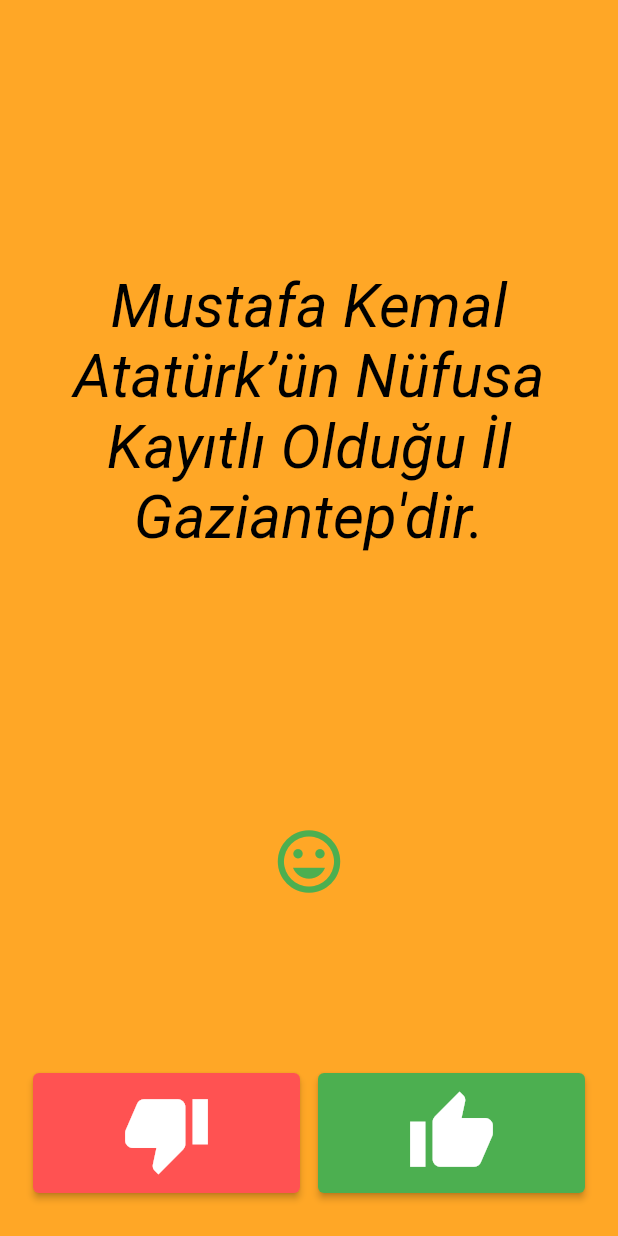
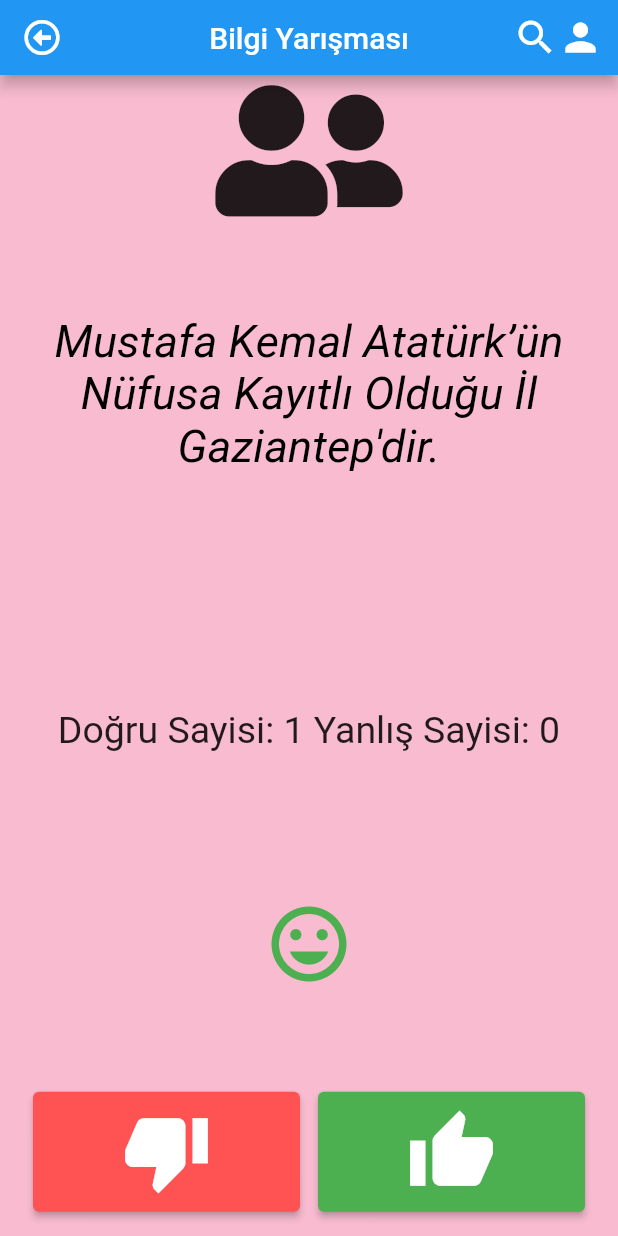
Before and after one commit to sekercih/true_false_application, a Flutter app: the screen it shows after launch, after a tap on the "thumb down" icon, on a phone screen of 412 x 824 dp. Run offline on Flutter 3.47's test engine with Material 2 defaults, Android fonts, the phone set to English and light mode, and no system bars; our stand-ins replace font_awesome_flutter.

Commit message:
add counter

```diff
--- a/lib/constants.dart
+++ b/lib/constants.dart
@@ -1,13 +1,13 @@
 import 'package:flutter/material.dart';
 
-const Icon dogruIcon = Icon(
+Icon dogruIcon = Icon(
   Icons.mood,
-  size: 50,
+  size: 60,
   color: Colors.green,
 );
 
-const Icon yanlisIcon = Icon(
+Icon yanlisIcon = Icon(
   Icons.mood_bad,
   color: Colors.red,
-  size: 50,
+  size: 60,
 );
--- a/lib/main.dart
+++ b/lib/main.dart
@@ -1,22 +1,34 @@
+import 'dart:ui';
+
 import 'package:flutter/material.dart';
 
+import 'package:true_false_application/services/karar_servis.dart';
+import 'package:true_false_application/widgets/center_icon.dart';
+import 'package:true_false_application/widgets/siralama_yap.dart';
+
 import 'package:true_false_application/soru_verileri.dart';
-import 'constants.dart';
+import 'package:true_false_application/widgets/sonuc.dart';
 
 void main() => runApp(BilgiTesti());
 
 class BilgiTesti extends StatelessWidget {
+  double _padding = 10.0;
+
   @override
   Widget build(BuildContext context) {
     return MaterialApp(
-        debugShowCheckedModeBanner: false,
-        home: Scaffold(
-            backgroundColor: Colors.orange[400],
-            body: SafeArea(
-                child: Padding(
-              padding: EdgeInsets.symmetric(horizontal: 10.0),
-              child: SoruSayfasi(),
-            ))));
+      debugShowCheckedModeBanner: false,
+      home: Scaffold(
+        appBar: SiralamaYap(),
+        backgroundColor: Colors.pink[100],
+        body: SafeArea(
+          child: Padding(
+            padding: EdgeInsets.symmetric(horizontal: _padding),
+            child: SoruSayfasi(),
+          ),
+        ),
+      ),
+    );
   }
 }
 
@@ -26,7 +38,9 @@ class SoruSayfasi extends StatefulWidget {
 }
 
 class _SoruSayfasiState extends State<SoruSayfasi> {
-  List<Widget> karar = [];
+  List<Icon> karar = [];
+  int dogruSayisi = 0;
+  int yanlisSayisi = 0;
 
   SoruVeri test_1 = SoruVeri();
   void butonFonksiyon(bool secilenButton) {
@@ -37,18 +51,29 @@ class _SoruSayfasiState extends State<SoruSayfasi> {
         builder: (BuildContext context) {
           // return object of type Dialog
           return AlertDialog(
-            title: new Text("TEBRİKLER TESTİ BİTİRDİNİZ."),
+            title: Column(
+              children: [
+                const Text("TEBRİKLER TESTİ BİTİRDİNİZ."),
+                const SizedBox(height: 10),
+                Sonuc(
+                    fontSize: 20.0,
+                    dogruSayisi: dogruSayisi,
+                    yanlisSayisi: yanlisSayisi)
+              ],
+            ),
             //content: new Text("Alert Dialog body"),
             actions: <Widget>[
               // usually buttons at the bottom of the dialog
               TextButton(
-                child: Text("BAŞLANGICA DÖNÜN"),
+                child: const Text("BAŞLANGICA DÖNÜN"),
                 onPressed: () {
                   Navigator.of(context).pop();
 
                   setState(() {
                     karar = [];
                     test_1.testRest();
+                    dogruSayisi = 0;
+                    yanlisSayisi = 0;
                   });
                 },
               ),
@@ -59,9 +84,16 @@ class _SoruSayfasiState extends State<SoruSayfasi> {
     } else {
       setState(
         () {
-          test_1.getSoruCevaplar() == secilenButton
-              ? karar.add(dogruIcon)
-              : karar.add(yanlisIcon);
+          double size = karar.length > 6 ? 40.0 : 60.0;
+          bool isTrue = test_1.getSoruCevaplar() == secilenButton;
+          Icon resultIcon = KararServis.setIcon(size, isTrue);
+          karar = KararServis.setIconList(karar, karar.length);
+          karar.add(resultIcon);
+          // test_1.getSoruCevaplar() == secilenButton
+          //     ? karar.add(dogruIcon)
+          //     : karar.add(yanlisIcon);
+          dogruSayisi = isTrue ? ++dogruSayisi : dogruSayisi;
+          yanlisSayisi = isTrue ? yanlisSayisi : ++yanlisSayisi;
           test_1.sonrakiSoru();
         },
       );
@@ -74,16 +106,17 @@ class _SoruSayfasiState extends State<SoruSayfasi> {
       mainAxisAlignment: MainAxisAlignment.spaceBetween,
       crossAxisAlignment: CrossAxisAlignment.stretch,
       children: <Widget>[
+        const CenterIcon(),
         Expanded(
-          flex: 4,
+          flex: 2,
           child: Padding(
-            padding: EdgeInsets.all(10.0),
+            padding: const EdgeInsets.all(7.0),
             child: Center(
               child: Text(
                 test_1.getSoruMetni(),
                 textAlign: TextAlign.center,
-                style: TextStyle(
-                  fontSize: 40.0,
+                style: const TextStyle(
+                  fontSize: 30.0,
                   fontStyle: FontStyle.italic,
                   color: Colors.black,
                 ),
@@ -91,6 +124,13 @@ class _SoruSayfasiState extends State<SoruSayfasi> {
             ),
           ),
         ),
+        if (karar.isNotEmpty)
+          Expanded(
+              flex: 2,
+              child: Sonuc(
+                  fontSize: 25.0,
+                  dogruSayisi: dogruSayisi,
+                  yanlisSayisi: yanlisSayisi)),
         Expanded(
           child: Wrap(
             alignment: WrapAlignment.center,
@@ -137,7 +177,7 @@ class _SoruSayfasiState extends State<SoruSayfasi> {
                       style: ElevatedButton.styleFrom(
                           padding: EdgeInsets.all(10),
                           primary: Colors.redAccent),
-                      child: Icon(
+                      child: const Icon(
                         Icons.thumb_down,
                         size: 60.0,
                       ),
@@ -153,7 +193,7 @@ class _SoruSayfasiState extends State<SoruSayfasi> {
                     child: ElevatedButton(
                       style: ElevatedButton.styleFrom(
                           primary: Colors.green, padding: EdgeInsets.all(10)),
-                      child: Icon(
+                      child: const Icon(
                         Icons.thumb_up,
                         size: 60.0,
                       ),
--- /dev/null
+++ b/lib/services/karar_servis.dart
@@ -0,0 +1,22 @@
+import 'package:flutter/material.dart';
+
+class KararServis {
+  static Icon setIcon(double size, bool isTrue) {
+    return Icon(
+      isTrue ? Icons.mood : Icons.mood_bad,
+      color: isTrue ? Colors.green : Colors.red,
+      size: size,
+    );
+  }
+
+  static List<Icon> setIconList(List<Icon> icons, int size) {
+    if (size > 6) {
+      for (var i = 0; i < icons.length; i++) {
+        icons[i] = icons[i].color == Colors.green
+            ? setIcon(40, true)
+            : setIcon(40, false);
+      }
+    }
+    return icons;
+  }
+}
--- /dev/null
+++ b/lib/widgets/center_icon.dart
@@ -0,0 +1,18 @@
+import 'package:flutter/material.dart';
+import 'package:font_awesome_flutter/font_awesome_flutter.dart';
+
+class CenterIcon extends StatelessWidget {
+  const CenterIcon({
+    Key? key,
+  }) : super(key: key);
+
+  @override
+  Widget build(BuildContext context) {
+    return const Center(
+      child: FaIcon(
+        FontAwesomeIcons.userFriends,
+        size: 100,
+      ),
+    );
+  }
+}
--- /dev/null
+++ b/lib/widgets/siralama_yap.dart
@@ -0,0 +1,36 @@
+import 'package:flutter/material.dart';
+import 'package:font_awesome_flutter/font_awesome_flutter.dart';
+
+class SiralamaYap extends StatelessWidget implements PreferredSizeWidget {
+  const SiralamaYap({Key? key}) : super(key: key);
+
+  @override
+  AppBar build(BuildContext context) {
+    return AppBar(
+      title: const Text("Bilgi Yarışması"),
+      centerTitle: true,
+      leading: const Center(
+        child: FaIcon(
+          FontAwesomeIcons.arrowAltCircleLeft,
+        ),
+      ),
+      actions: const [
+        Icon(
+          Icons.search,
+          size: 30,
+        ),
+        Icon(
+          Icons.person,
+          size: 30,
+        ),
+        SizedBox(
+          width: 10,
+        )
+      ],
+    );
+  }
+
+  @override
+  // TODO: implement preferredSize
+  Size get preferredSize => Size.fromHeight(50.0);
+}
--- /dev/null
+++ b/lib/widgets/sonuc.dart
@@ -0,0 +1,21 @@
+import 'package:flutter/material.dart';
+
+class Sonuc extends StatelessWidget {
+  Sonuc(
+      {Key? key,
+      required this.dogruSayisi,
+      required this.yanlisSayisi,
+      required this.fontSize})
+      : super(key: key);
+  int dogruSayisi;
+  int yanlisSayisi;
+  double fontSize;
+  @override
+  Widget build(BuildContext context) {
+    return Center(
+        child: Text(
+      "Doğru Sayisi: $dogruSayisi Yanlış Sayisi: $yanlisSayisi",
+      style: TextStyle(fontSize: fontSize),
+    ));
+  }
+}
```
Also changed, not shown: pubspec.yaml (+4 -3 lines), flutter_01.png (added), flutter_02.png (added), pubspec.lock.
